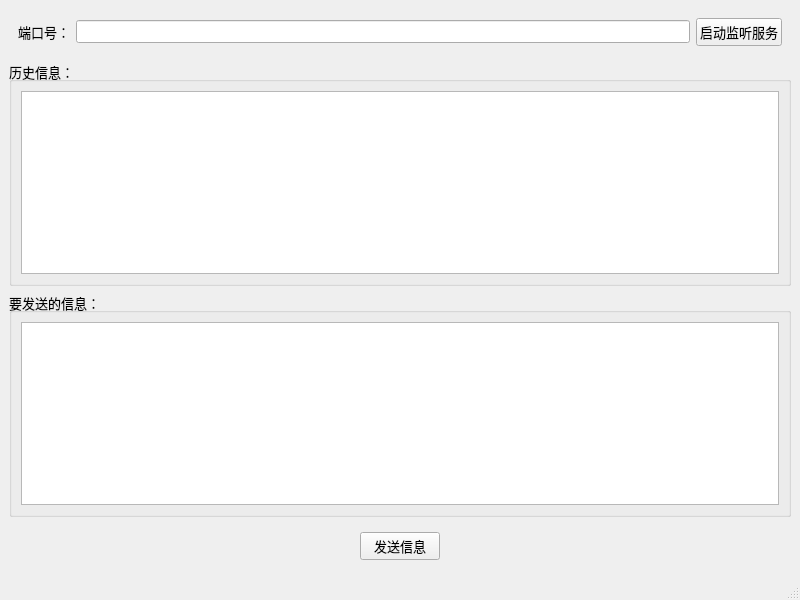
tsungcode/Qt-repo, file QtTcpSocket/QtcpServe/mytcpserve.ui: the form before one commit.
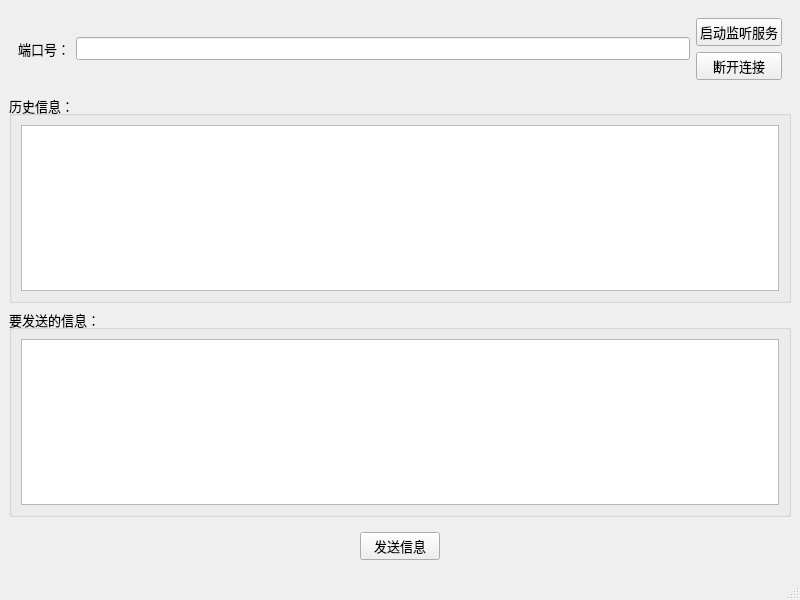
The form after the commit.

What changed in the file:
```diff
--- a/QtTcpSocket/QtcpServe/mytcpserve.ui
+++ b/QtTcpSocket/QtcpServe/mytcpserve.ui
@@ -35,11 +35,22 @@
         <widget class="QLineEdit" name="m_port"/>
        </item>
        <item>
+        <layout class="QVBoxLayout" name="verticalLayout_4">
+         <item>
         <widget class="QPushButton" name="m_setListen">
          <property name="text">
           <string>启动监听服务</string>
          </property>
         </widget>
+         </item>
+         <item>
+          <widget class="QPushButton" name="m_disconnect">
+           <property name="text">
+            <string>断开连接</string>
+           </property>
+          </widget>
+         </item>
+        </layout>
        </item>
       </layout>
      </widget>
```
Lines whose indentation alone changed are shown as unchanged.
